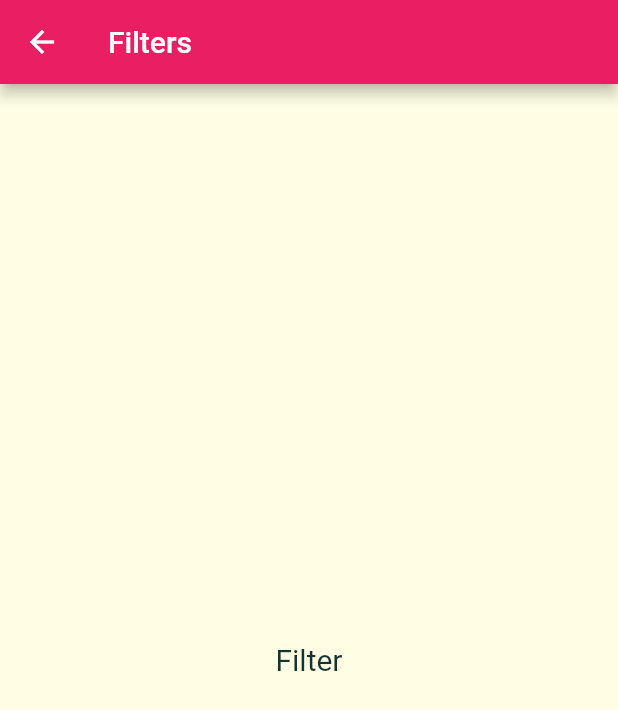
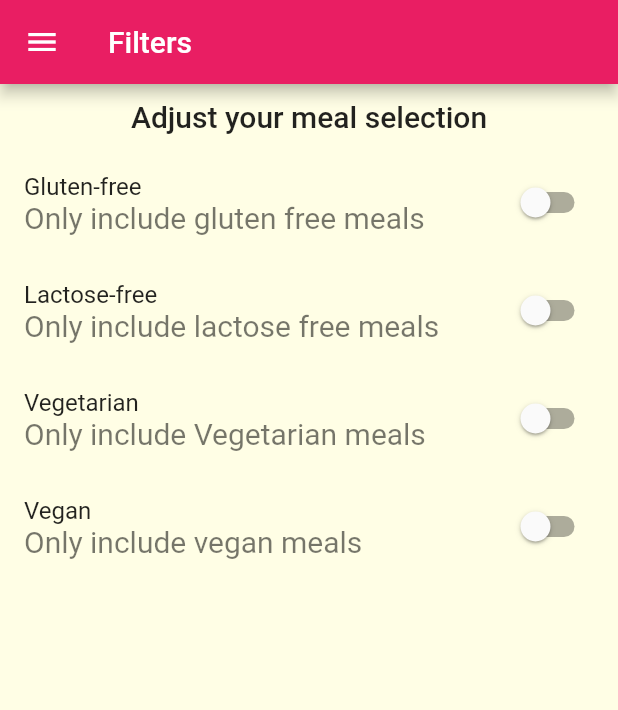
Before and after one commit to turinaf/flutter-dart, a Flutter app: the FiltersScreen screen opened by its route, on a phone screen of 412 x 824 dp. Shown: the top 710 px of the screen. Run offline on Flutter 3.47's test engine with Material 2 defaults, Android fonts, the phone set to English and light mode, and no system bars; Roboto replaces fonts that are missing (Raleway, RobotoCondensed).

Commit message:
Filter screen with switches

```diff
--- a/meals_app/lib/models/meal.dart
+++ b/meals_app/lib/models/meal.dart
@@ -1,5 +1,3 @@
-import 'package:flutter/foundation.dart';
-
 enum Complexity {
   Simple,
   Challenging,
--- a/meals_app/lib/screens/filters_screen.dart
+++ b/meals_app/lib/screens/filters_screen.dart
@@ -1,8 +1,33 @@
 import 'package:flutter/material.dart';
+import 'package:meals_app/widgets/main_drawer.dart';
 
-class FiltersScreen extends StatelessWidget {
+class FiltersScreen extends StatefulWidget {
   static const routeName = '/filters';
   const FiltersScreen({Key? key}) : super(key: key);
+
+  @override
+  _FiltersScreenState createState() => _FiltersScreenState();
+}
+
+class _FiltersScreenState extends State<FiltersScreen> {
+  var _glutenFree = false;
+  var _vegetarian = false;
+  var _vegan = false;
+  var _lactoseFree = false;
+
+  Widget _buildSwitchListTile(
+    String title,
+    String subtitle,
+    bool currentValue,
+    Function(bool) updateValue,
+  ) {
+    return SwitchListTile(
+      title: Text(title),
+      subtitle: Text(subtitle),
+      value: currentValue,
+      onChanged: updateValue,
+    );
+  }
 
   @override
   Widget build(BuildContext context) {
@@ -10,8 +35,63 @@ class FiltersScreen extends StatelessWidget {
       appBar: AppBar(
         title: Text('Filters'),
       ),
-      body: Center(
-        child: Text("Filter"),
+      drawer: MainDrawer(),
+      body: Column(
+        children: [
+          Container(
+            padding: EdgeInsets.all(10),
+            child: Text(
+              "Adjust your meal selection",
+              style: Theme.of(context).textTheme.title,
+            ),
+          ),
+          Expanded(
+            child: ListView(
+              children: [
+                _buildSwitchListTile(
+                  "Gluten-free",
+                  "Only include gluten free meals",
+                  _glutenFree,
+                  (bool newValue) {
+                    setState(() {
+                      _glutenFree = newValue;
+                    });
+                  },
+                ),
+                _buildSwitchListTile(
+                  "Lactose-free",
+                  "Only include lactose free meals",
+                  _lactoseFree,
+                  (bool newValue) {
+                    setState(() {
+                      _lactoseFree = newValue;
+                    });
+                  },
+                ),
+                _buildSwitchListTile(
+                  "Vegetarian",
+                  "Only include Vegetarian meals",
+                  _vegetarian,
+                  (bool newValue) {
+                    setState(() {
+                      _vegetarian = newValue;
+                    });
+                  },
+                ),
+                _buildSwitchListTile(
+                  "Vegan",
+                  "Only include vegan meals",
+                  _vegan,
+                  (bool newValue) {
+                    setState(() {
+                      _vegan = newValue;
+                    });
+                  },
+                ),
+              ],
+            ),
+          ),
+        ],
       ),
     );
   }
--- a/meals_app/lib/widgets/main_drawer.dart
+++ b/meals_app/lib/widgets/main_drawer.dart
@@ -49,7 +49,7 @@ class MainDrawer extends StatelessWidget {
             'Meals',
             Icons.restaurant,
             () {
-              Navigator.of(context).pushNamed('/');
+              Navigator.of(context).pushReplacementNamed('/');
               // print("Meals clicked");
             },
           ),
@@ -58,7 +58,8 @@ class MainDrawer extends StatelessWidget {
             Icons.settings,
             () {
               // print("Filter clicked");
-              Navigator.of(context).pushNamed(FiltersScreen.routeName);
+              Navigator.of(context)
+                  .pushReplacementNamed(FiltersScreen.routeName);
             },
           )
         ],
```
Also changed, not shown: meals_app/lib/screens/category_meals_screen.dart (+39 -11 lines), meals_app/lib/screens/meal_detail_screen.dart (+8 -0 lines), meals_app/lib/widgets/meal_item.dart (+13 -1 lines).
